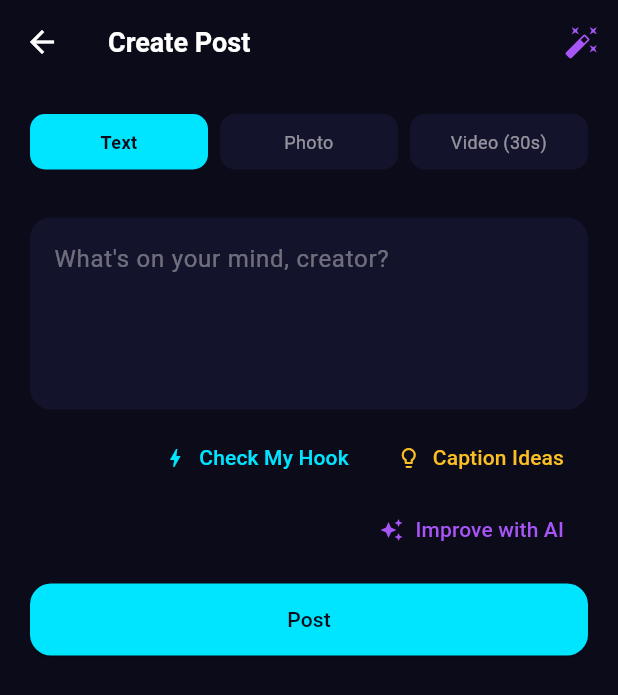
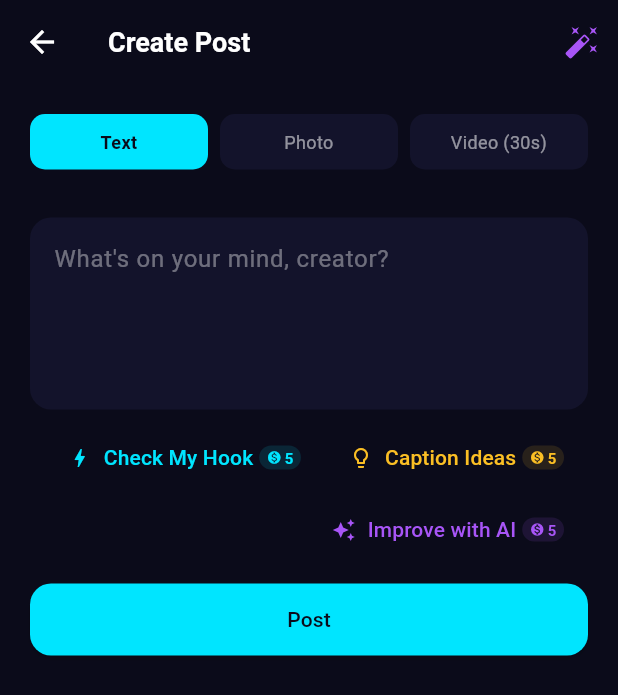
Before and after one commit to ollie81/Viyo-, a Flutter app: the CreatePostScreen screen opened directly, on a phone screen of 412 x 824 dp. Shown: the top 695 px of the screen. Run offline on Flutter 3.47's test engine with Material 3 defaults, Android fonts, the phone set to English and light mode, and no system bars; our stand-ins replace cached_network_image, dio, image_picker, share_plus, shared_preferences, shimmer and 3 more; missing offline and left inert: video_thumbnail, video_trimmer; accounts and stored records are empty; network calls fail.

Commit message:
Wire Viyo Coin gating into AI feature call sites
Handles the 402 insufficient_coins response from the backend's
spend_on_feature() across every deliberate-button AI call: Check My
Hook, Caption Ideas, Improve with AI, AI Coach messages, and the AI
Repurposer. Shows a shared bottom sheet (balance vs. cost, route to
Missions to earn more) instead of a raw error, and adds coin-cost
chips to the buttons so the price is never a surprise.

Co-Authored-By: Claude Sonnet 5 <noreply@anthropic.com>
Claude-Session: https://claude.ai/code/session_01RZrxTWXPj4Qffb2BuVgzyE

```diff
--- /dev/null
+++ b/lib/models/insufficient_coins_exception.dart
@@ -0,0 +1,30 @@
+/// Thrown by AiService methods when the backend returns 402 for a
+/// coin-gated AI feature — carries exactly what the "not enough coins"
+/// sheet needs to show, straight from the server (the single source of
+/// truth for balance/cost, never computed client-side).
+class InsufficientCoinsException implements Exception {
+  final String feature;
+  final int balance;
+  final int needed;
+
+  InsufficientCoinsException({
+    required this.feature,
+    required this.balance,
+    required this.needed,
+  });
+
+  @override
+  String toString() => 'Not enough coins for $feature (have $balance, need $needed)';
+}
+
+/// Coin cost per gated AI feature — must stay in sync with
+/// viyo_ai/coins.py's FEATURE_COSTS. Used only to show the cost chip
+/// on buttons before tapping; the backend is always the source of
+/// truth for what's actually charged.
+class FeatureCoinCosts {
+  static const hookCheck = 5;
+  static const captionVariants = 5;
+  static const improveCaption = 5;
+  static const coachMessage = 10;
+  static const repurpose = 40;
+}
--- a/lib/screens/post/create_post_screen.dart
+++ b/lib/screens/post/create_post_screen.dart
@@ -4,6 +4,7 @@ import 'package:flutter/material.dart';
 import 'package:image_picker/image_picker.dart';
 import '../../models/caption_variants.dart';
 import '../../models/hook_feedback.dart';
+import '../../models/insufficient_coins_exception.dart';
 import '../../models/post.dart';
 import '../../services/ai_service.dart';
 import '../../services/post_service.dart';
@@ -11,6 +12,7 @@ import '../../services/profile_service.dart';
 import '../../services/supabase_service.dart';
 import '../../theme/app_theme.dart';
 import '../../widgets/guest_gate.dart';
+import '../../widgets/insufficient_coins_sheet.dart';
 import 'coach_feedback_screen.dart';
 import 'ai_repurpose_screen.dart';
 
@@ -64,6 +66,8 @@ class _CreatePostScreenState extends State<CreatePostScreen> {
     try {
       final improved = await AiService.improveCaption(_caption.text.trim());
       setState(() => _caption.text = improved);
+    } on InsufficientCoinsException catch (e) {
+      if (mounted) showInsufficientCoinsSheet(context, e);
     } catch (e) {
       setState(() => _error = 'Could not improve caption: $e');
     } finally {
@@ -82,6 +86,8 @@ class _CreatePostScreenState extends State<CreatePostScreen> {
     try {
       final result = await AiService.analyzeHook(hookText: hookText);
       if (mounted) setState(() => _hookResult = result);
+    } on InsufficientCoinsException catch (e) {
+      if (mounted) showInsufficientCoinsSheet(context, e);
     } catch (e) {
       setState(() => _error = 'Could not check hook: $e');
     } finally {
@@ -106,6 +112,8 @@ class _CreatePostScreenState extends State<CreatePostScreen> {
       }
       final result = await AiService.getCaptionVariants(draft: draft, niche: niche);
       if (mounted) setState(() => _captionVariants = result);
+    } on InsufficientCoinsException catch (e) {
+      if (mounted) showInsufficientCoinsSheet(context, e);
     } catch (e) {
       setState(() => _error = 'Could not generate captions: $e');
     } finally {
@@ -373,10 +381,9 @@ class _CreatePostScreenState extends State<CreatePostScreen> {
                       ? const SizedBox(
                           height: 14, width: 14, child: CircularProgressIndicator(strokeWidth: 2))
                       : const Icon(Icons.bolt, size: 16, color: AppColors.primary),
-                  label: Text(
-                    _checkingHook ? 'Checking...' : 'Check My Hook',
-                    style: const TextStyle(color: AppColors.primary),
-                  ),
+                  label: _checkingHook
+                      ? const Text('Checking...', style: TextStyle(color: AppColors.primary))
+                      : _CoinLabel(text: 'Check My Hook', cost: FeatureCoinCosts.hookCheck, color: AppColors.primary),
                 ),
                 TextButton.icon(
                   onPressed: _generatingVariants ? null : _generateCaptionVariants,
@@ -384,10 +391,9 @@ class _CreatePostScreenState extends State<CreatePostScreen> {
                       ? const SizedBox(
                           height: 14, width: 14, child: CircularProgressIndicator(strokeWidth: 2))
                       : const Icon(Icons.lightbulb_outline, size: 16, color: AppColors.coin),
-                  label: Text(
-                    _generatingVariants ? 'Generating...' : 'Caption Ideas',
-                    style: const TextStyle(color: AppColors.coin),
-                  ),
+                  label: _generatingVariants
+                      ? const Text('Generating...', style: TextStyle(color: AppColors.coin))
+                      : _CoinLabel(text: 'Caption Ideas', cost: FeatureCoinCosts.captionVariants, color: AppColors.coin),
                 ),
                 TextButton.icon(
                   onPressed: _improvingCaption ? null : _improveCaption,
@@ -395,10 +401,9 @@ class _CreatePostScreenState extends State<CreatePostScreen> {
                       ? const SizedBox(
                           height: 14, width: 14, child: CircularProgressIndicator(strokeWidth: 2))
                       : const Icon(Icons.auto_awesome, size: 16, color: AppColors.secondary),
-                  label: Text(
-                    _improvingCaption ? 'Improving...' : 'Improve with AI',
-                    style: const TextStyle(color: AppColors.secondary),
-                  ),
+                  label: _improvingCaption
+                      ? const Text('Improving...', style: TextStyle(color: AppColors.secondary))
+                      : _CoinLabel(text: 'Improve with AI', cost: FeatureCoinCosts.improveCaption, color: AppColors.secondary),
                 ),
               ],
             ),
@@ -555,3 +560,38 @@ class _CreatePostScreenState extends State<CreatePostScreen> {
     );
   }
 }
+
+/// A button label showing its coin cost — same coin chip everywhere one
+/// of these AI tools is offered, so the price is never a surprise.
+class _CoinLabel extends StatelessWidget {
+  final String text;
+  final int cost;
+  final Color color;
+  const _CoinLabel({required this.text, required this.cost, required this.color});
+
+  @override
+  Widget build(BuildContext context) {
+    return Row(
+      mainAxisSize: MainAxisSize.min,
+      children: [
+        Text(text, style: TextStyle(color: color)),
+        const SizedBox(width: 4),
+        Container(
+          padding: const EdgeInsets.symmetric(horizontal: 5, vertical: 1),
+          decoration: BoxDecoration(
+            color: color.withOpacity(0.12),
+            borderRadius: BorderRadius.circular(999),
+          ),
+          child: Row(
+            mainAxisSize: MainAxisSize.min,
+            children: [
+              Icon(Icons.monetization_on, size: 10, color: color),
+              const SizedBox(width: 2),
+              Text('$cost', style: TextStyle(fontSize: 10, fontWeight: FontWeight.w700, color: color)),
+            ],
+          ),
+        ),
+      ],
+    );
+  }
+}
```
Also changed, not shown: lib/screens/post/ai_repurpose_screen.dart (+38 -2 lines), lib/screens/post/video_coach_screen.dart (+21 -0 lines), lib/services/ai_service.dart (+25 -19 lines), lib/widgets/insufficient_coins_sheet.dart (added, +124 -0 lines).
